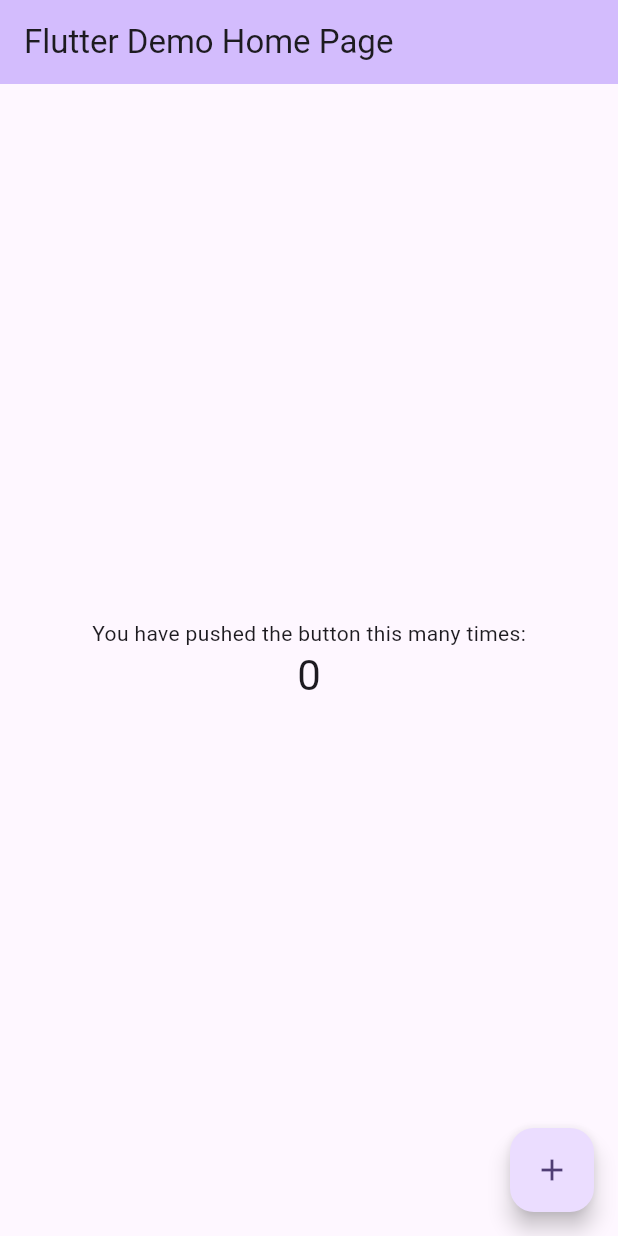
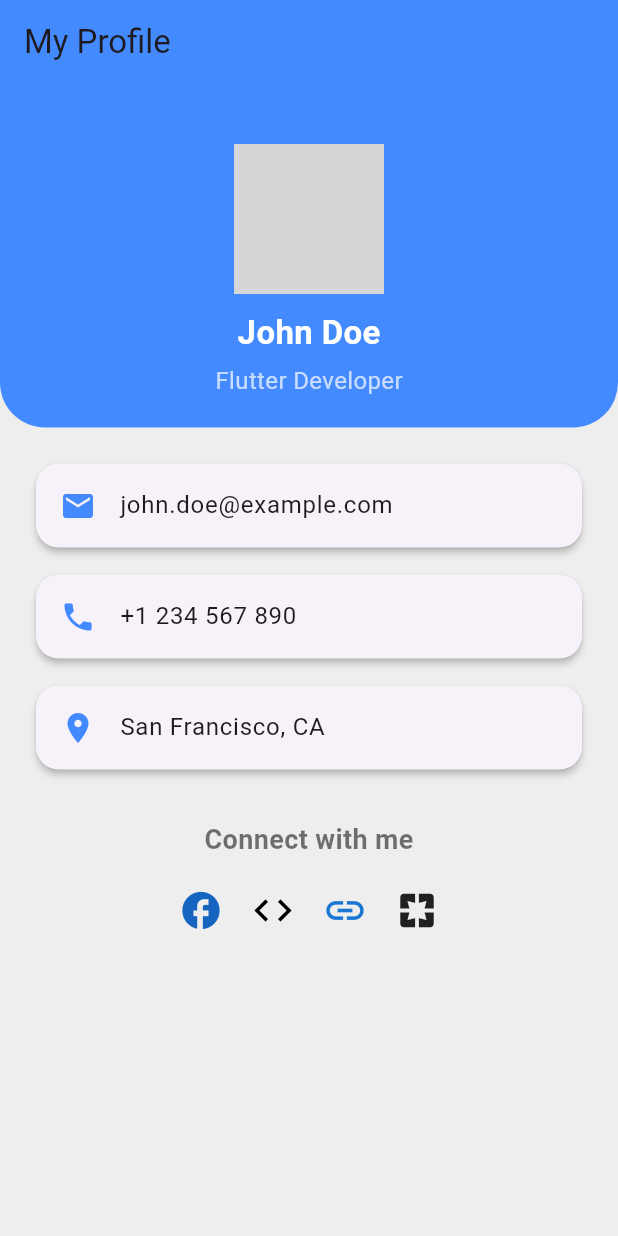
Before and after one commit to could-ai/019a451d-9022-747e-8b23-2e92770a6caa, a Flutter app: the screen it shows after launch, on a phone screen of 412 x 824 dp. Run offline on Flutter 3.47's test engine with Material 3 defaults, Android fonts, the phone set to English and light mode, and no system bars; network calls fail; grey boxes are pictures that could not be loaded.

Commit message:
मैंने आपकी एप्लिकेशन के लिए एक नया प्रोफ़ाइल पेज बनाया है। मैंने मौजूदा काउंटर ऐप को हटा दिया है और इसे एक स्टाइलिश प्रोफ़ाइल स्क्रीन से बदल दिया है जिसमें एक प्रोफ़ाइल चित्र, उपयोगकर्ता का नाम, बायो, संपर्क जानकारी और सोशल मीडिया लिंक शामिल हैं। यह परिवर्तन एप्लिकेशन को एक व्यक्तिगत और पेशेवर लुक देता है।

```diff
--- a/usr/lib/main.dart
+++ b/usr/lib/main.dart
@@ -7,114 +7,156 @@ void main() {
 class MyApp extends StatelessWidget {
   const MyApp({super.key});
 
-  // This widget is the root of your application.
   @override
   Widget build(BuildContext context) {
     return MaterialApp(
-      title: 'Flutter Demo',
+      title: 'Profile Page',
       debugShowCheckedModeBanner: false,
       theme: ThemeData(
-        // This is the theme of your application.
-        //
-        // TRY THIS: Try running your application with "flutter run". You'll see
-        // the application has a purple toolbar. Then, without quitting the app,
-        // try changing the seedColor in the colorScheme below to Colors.green
-        // and then invoke "hot reload" (save your changes or press the "hot
-        // reload" button in a Flutter-supported IDE, or press "r" if you used
-        // the command line to start the app).
-        //
-        // Notice that the counter didn't reset back to zero; the application
-        // state is not lost during the reload. To reset the state, use hot
-        // restart instead.
-        //
-        // This works for code too, not just values: Most code changes can be
-        // tested with just a hot reload.
-        colorScheme: ColorScheme.fromSeed(seedColor: Colors.deepPurple),
+        primarySwatch: Colors.blue,
+        visualDensity: VisualDensity.adaptivePlatformDensity,
       ),
-      home: const MyHomePage(title: 'Flutter Demo Home Page'),
+      home: const ProfileScreen(),
     );
   }
 }
 
-class MyHomePage extends StatefulWidget {
-  const MyHomePage({super.key, required this.title});
-
-  // This widget is the home page of your application. It is stateful, meaning
-  // that it has a State object (defined below) that contains fields that affect
-  // how it looks.
-
-  // This class is the configuration for the state. It holds the values (in this
-  // case the title) provided by the parent (in this case the App widget) and
-  // used by the build method of the State. Fields in a Widget subclass are
-  // always marked "final".
-
-  final String title;
-
-  @override
-  State<MyHomePage> createState() => _MyHomePageState();
-}
-
-class _MyHomePageState extends State<MyHomePage> {
-  int _counter = 0;
-
-  void _incrementCounter() {
-    setState(() {
-      // This call to setState tells the Flutter framework that something has
-      // changed in this State, which causes it to rerun the build method below
-      // so that the display can reflect the updated values. If we changed
-      // _counter without calling setState(), then the build method would not be
-      // called again, and so nothing would appear to happen.
-      _counter++;
-    });
-  }
+class ProfileScreen extends StatelessWidget {
+  const ProfileScreen({super.key});
 
   @override
   Widget build(BuildContext context) {
-    // This method is rerun every time setState is called, for instance as done
-    // by the _incrementCounter method above.
-    //
-    // The Flutter framework has been optimized to make rerunning build methods
-    // fast, so that you can just rebuild anything that needs updating rather
-    // than having to individually change instances of widgets.
     return Scaffold(
+      backgroundColor: Colors.grey[200],
       appBar: AppBar(
-        // TRY THIS: Try changing the color here to a specific color (to
-        // Colors.amber, perhaps?) and trigger a hot reload to see the AppBar
-        // change color while the other colors stay the same.
-        backgroundColor: Theme.of(context).colorScheme.inversePrimary,
-        // Here we take the value from the MyHomePage object that was created by
-        // the App.build method, and use it to set our appbar title.
-        title: Text(widget.title),
+        title: const Text('My Profile'),
+        backgroundColor: Colors.blueAccent,
+        elevation: 0,
       ),
-      body: Center(
-        // Center is a layout widget. It takes a single child and positions it
-        // in the middle of the parent.
+      body: SingleChildScrollView(
         child: Column(
-          // Column is also a layout widget. It takes a list of children and
-          // arranges them vertically. By default, it sizes itself to fit its
-          // children horizontally, and tries to be as tall as its parent.
-          //
-          // Column has various properties to control how it sizes itself and
-          // how it positions its children. Here we use mainAxisAlignment to
-          // center the children vertically; the main axis here is the vertical
-          // axis because Columns are vertical (the cross axis would be
-          // horizontal).
-          //
-          // TRY THIS: Invoke "debug painting" (choose the "Toggle Debug Paint"
-          // action in the IDE, or press "p" in the console), to see the
-          // wireframe for each widget.
-          mainAxisAlignment: MainAxisAlignment.center,
           children: <Widget>[
-            const Text('You have pushed the button this many times:'),
-            Text('$_counter', style: Theme.of(context).textTheme.headlineMedium),
+            Container(
+              padding: const EdgeInsets.only(top: 40, bottom: 20),
+              decoration: const BoxDecoration(
+                color: Colors.blueAccent,
+                borderRadius: BorderRadius.only(
+                  bottomLeft: Radius.circular(30.0),
+                  bottomRight: Radius.circular(30.0),
+                ),
+              ),
+              child: const Center(
+                child: Column(
+                  children: <Widget>[
+                    CircleAvatar(
+                      radius: 50,
+                      backgroundImage: NetworkImage('https://via.placeholder.com/150'),
+                      backgroundColor: Colors.white,
+                    ),
+                    SizedBox(height: 10),
+                    Text(
+                      'John Doe',
+                      style: TextStyle(
+                        fontSize: 22,
+                        color: Colors.white,
+                        fontWeight: FontWeight.bold,
+                      ),
+                    ),
+                    SizedBox(height: 5),
+                    Text(
+                      'Flutter Developer',
+                      style: TextStyle(
+                        fontSize: 16,
+                        color: Colors.white70,
+                      ),
+                    ),
+                  ],
+                ),
+              ),
+            ),
+            const SizedBox(height: 20),
+            Padding(
+              padding: const EdgeInsets.symmetric(horizontal: 20.0),
+              child: Column(
+                children: <Widget>[
+                  Card(
+                    elevation: 2,
+                    shape: RoundedRectangleBorder(
+                      borderRadius: BorderRadius.circular(15),
+                    ),
+                    child: const ListTile(
+                      leading: Icon(Icons.email, color: Colors.blueAccent),
+                      title: Text('john.doe@example.com'),
+                    ),
+                  ),
+                  const SizedBox(height: 10),
+                  Card(
+                    elevation: 2,
+                    shape: RoundedRectangleBorder(
+                      borderRadius: BorderRadius.circular(15),
+                    ),
+                    child: const ListTile(
+                      leading: Icon(Icons.phone, color: Colors.blueAccent),
+                      title: Text('+1 234 567 890'),
+                    ),
+                  ),
+                  const SizedBox(height: 10),
+                  Card(
+                    elevation: 2,
+                    shape: RoundedRectangleBorder(
+                      borderRadius: BorderRadius.circular(15),
+                    ),
+                    child: const ListTile(
+                      leading: Icon(Icons.location_on, color: Colors.blueAccent),
+                      title: Text('San Francisco, CA'),
+                    ),
+                  ),
+                ],
+              ),
+            ),
+            const SizedBox(height: 30),
+            const Text(
+              'Connect with me',
+              style: TextStyle(
+                fontSize: 18,
+                fontWeight: FontWeight.bold,
+                color: Colors.black54,
+              ),
+            ),
+            const SizedBox(height: 10),
+            Row(
+              mainAxisAlignment: MainAxisAlignment.center,
+              children: <Widget>[
+                IconButton(
+                  icon: const Icon(Icons.facebook),
+                  onPressed: () {},
+                  color: Colors.blue[800],
+                  iconSize: 30,
+                ),
+                IconButton(
+                  icon: const Icon(Icons.code), // Placeholder for Twitter/X
+                  onPressed: () {},
+                  color: Colors.black,
+                  iconSize: 30,
+                ),
+                IconButton(
+                  icon: const Icon(Icons.link), // Placeholder for LinkedIn
+                  onPressed: () {},
+                  color: Colors.blue[700],
+                  iconSize: 30,
+                ),
+                 IconButton(
+                  icon: const Icon(Icons.pages), // Placeholder for Github
+                  onPressed: () {},
+                  color: Colors.black87,
+                  iconSize: 30,
+                ),
+              ],
+            ),
+            const SizedBox(height: 20),
           ],
         ),
       ),
-      floatingActionButton: FloatingActionButton(
-        onPressed: _incrementCounter,
-        tooltip: 'Increment',
-        child: const Icon(Icons.add),
-      ), // This trailing comma makes auto-formatting nicer for build methods.
     );
   }
 }
```
